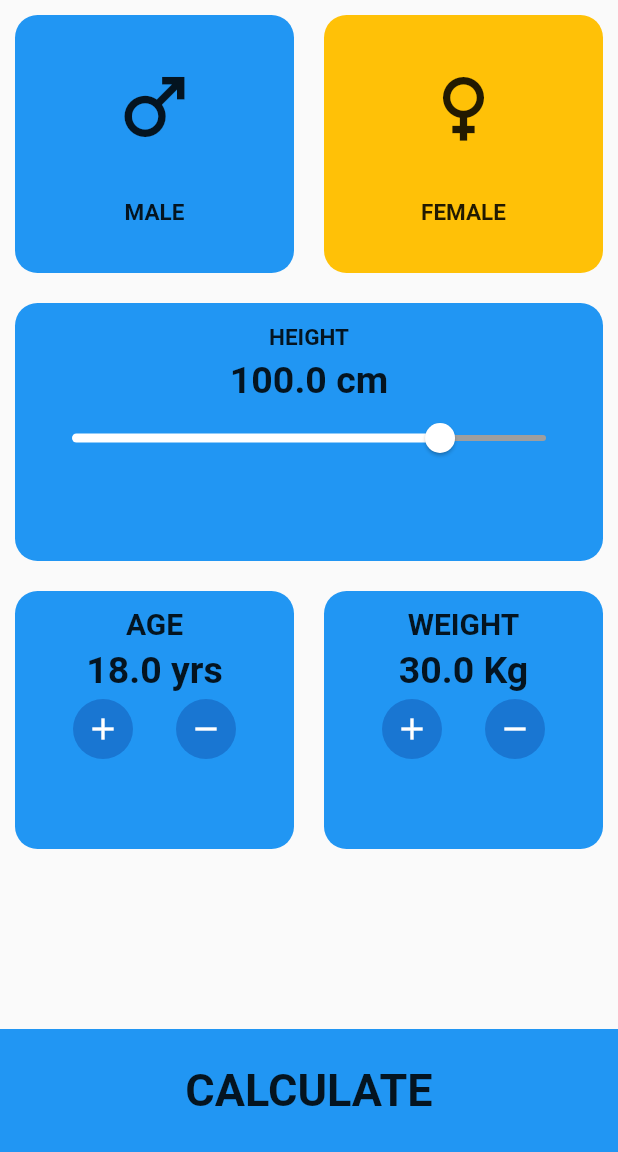
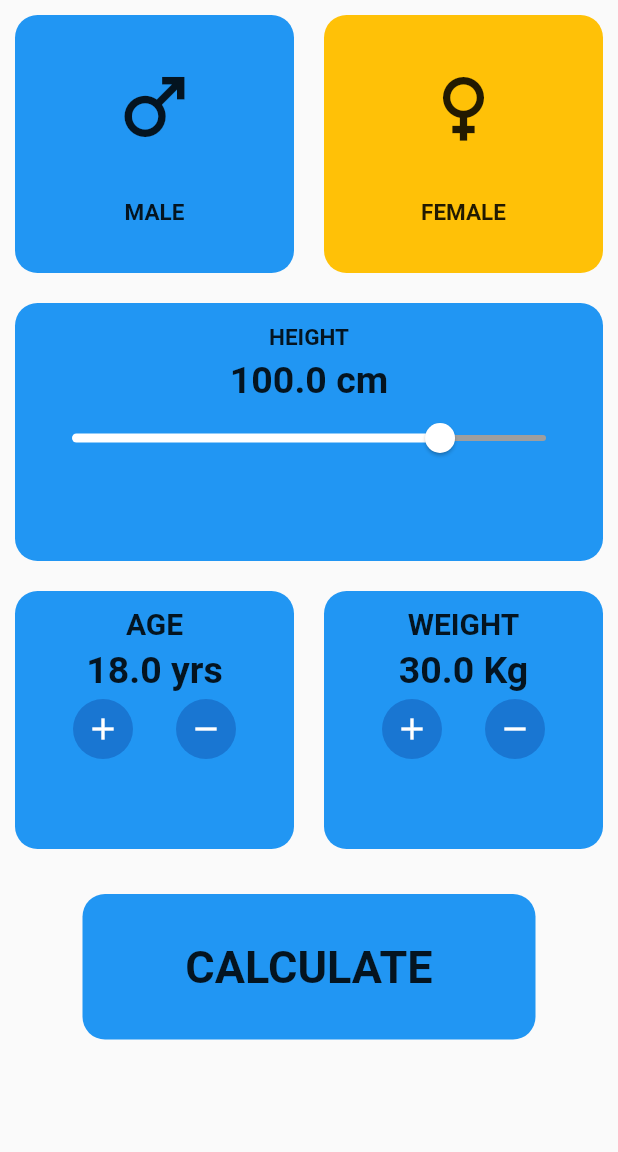
Before and after one commit to Vishwakarma-abhi/BMI-Calculator, a Flutter app: the screen it shows after launch, on a phone screen of 412 x 824 dp, the part 84-1236 px from its top. Run offline on Flutter 3.47's test engine with Material 2 defaults, Android fonts, the phone set to English and light mode, and no system bars; Roboto replaces fonts that are missing (Secular).

Commit message:
Updated the calaculate button in main page

```diff
--- a/lib/bmi_result.dart
+++ b/lib/bmi_result.dart
@@ -10,7 +10,7 @@ class ResultPage extends StatefulWidget {
   ResultPage({
     required this.weight,
     required this.height,
-    this.age,
+    required this.age,
   });
 
   @override
--- a/lib/formula_bmi.dart
+++ b/lib/formula_bmi.dart
@@ -1,7 +1,7 @@
 import 'dart:math';
 
 class formula {
-  double bmi_calulation(double height, double weight) {
+  double bmi_calulation(int height, int weight) {
     return (weight / pow(height, 2));
   }
 }
--- a/lib/main.dart
+++ b/lib/main.dart
@@ -304,9 +304,10 @@ class _HomeState extends State<Home> {
                 children: [
                   Expanded(
                     child: Container(
-                      margin: EdgeInsets.fromLTRB(0.0, 110.0, 0.0, 0.0),
+                      margin: EdgeInsets.fromLTRB(55.0, 20.0, 55.0, 75.0),
                       decoration: BoxDecoration(
-                        color: Colors.blue,
+                        borderRadius: BorderRadius.circular(15),
+                        color: selectedCard == 0 ? Colors.blue : Colors.amber,
                       ),
                       child: GestureDetector(
                         onTap: (() {
```
Also changed, not shown: lib/selfcode.txt (renamed from lib/selfcode.dart).
